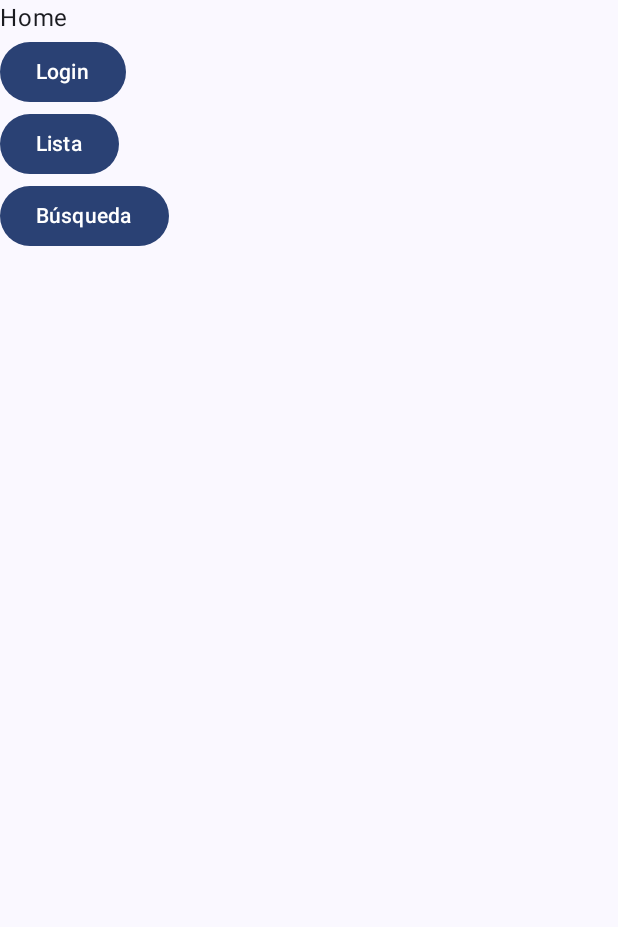
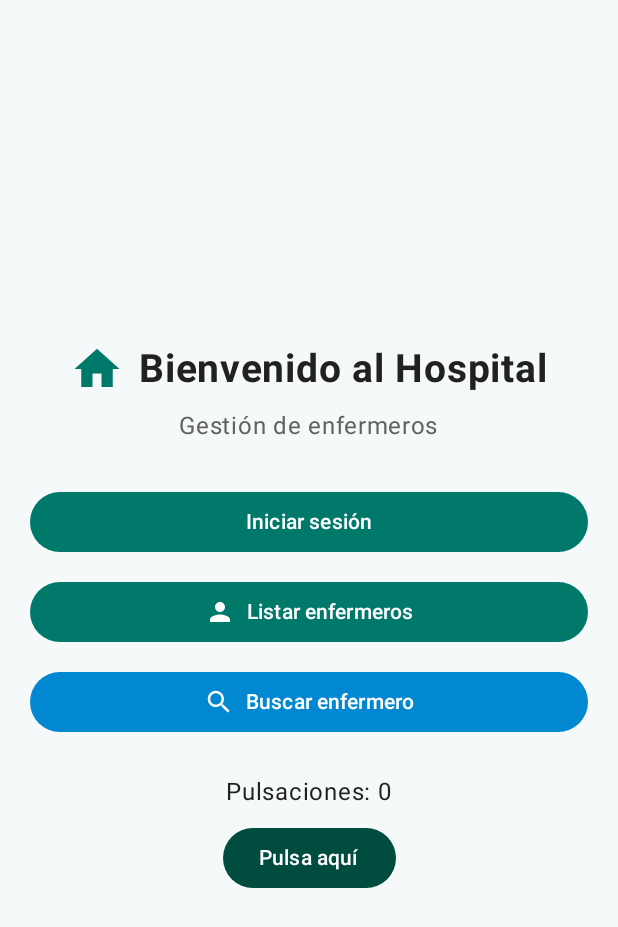
Before and after one commit to Pol-camo/Proyecto_Hospital-Forntend, an Android app built with Jetpack Compose: the composable HomeScreen shown on its own in the app's theme, on a phone screen of 412 x 824 dp. Shown: the top 927 px of the screen. Run offline under Robolectric (Android 15) with nearby library versions, the phone set to English and light mode, and no system bars.

Commit message:
Manage Home screen

```diff
--- a/app/src/main/java/com/example/frontend_hospital/MainActivity.kt
+++ b/app/src/main/java/com/example/frontend_hospital/MainActivity.kt
@@ -1,4 +1,18 @@
 package com.example.frontend_hospital
+
+
+
+import androidx.activity.compose.setContent
+import androidx.activity.enableEdgeToEdge
+import androidx.compose.foundation.layout.fillMaxSize
+import androidx.compose.foundation.layout.padding
+import androidx.compose.material3.Scaffold
+import androidx.compose.material3.Text
+import androidx.compose.runtime.Composable
+
+import androidx.compose.ui.tooling.preview.Preview
+import com.example.frontend_hospital.ui.theme.Frontend_HospitalTheme
+
 
 import android.os.Bundle
 import androidx.activity.ComponentActivity
@@ -7,10 +21,8 @@ import androidx.activity.enableEdgeToEdge
 import androidx.compose.foundation.layout.fillMaxSize
 import androidx.compose.foundation.layout.padding
 import androidx.compose.material3.Scaffold
-import androidx.compose.material3.Text
-import androidx.compose.runtime.Composable
 import androidx.compose.ui.Modifier
-import androidx.compose.ui.tooling.preview.Preview
+import com.example.frontend_hospital.ui.HomeScreen
 import com.example.frontend_hospital.ui.theme.Frontend_HospitalTheme
 
 class MainActivity : ComponentActivity() {
@@ -20,8 +32,10 @@ class MainActivity : ComponentActivity() {
         setContent {
             Frontend_HospitalTheme {
                 Scaffold(modifier = Modifier.fillMaxSize()) { innerPadding ->
-                    Greeting(
-                        name = "Android",
+                    HomeScreen(
+                        onGoLogin = {},
+                        onGoList = {},
+                        onGoSearch = {},
                         modifier = Modifier.padding(innerPadding)
                     )
                 }
--- a/app/src/main/java/com/example/frontend_hospital/ui/HomeScreen.kt
+++ b/app/src/main/java/com/example/frontend_hospital/ui/HomeScreen.kt
@@ -1,17 +1,160 @@
-
 package com.example.frontend_hospital.ui
 
+import androidx.compose.foundation.background
+import androidx.compose.foundation.layout.Arrangement
 import androidx.compose.foundation.layout.Column
+import androidx.compose.foundation.layout.Row
+import androidx.compose.foundation.layout.Spacer
+import androidx.compose.foundation.layout.fillMaxSize
+import androidx.compose.foundation.layout.fillMaxWidth
+import androidx.compose.foundation.layout.height
+import androidx.compose.foundation.layout.padding
+import androidx.compose.foundation.layout.size
+import androidx.compose.foundation.layout.width
 import androidx.compose.material3.Button
+import androidx.compose.material3.ButtonDefaults
+import androidx.compose.material3.Icon
 import androidx.compose.material3.Text
 import androidx.compose.runtime.Composable
+import androidx.compose.runtime.getValue
+import androidx.compose.runtime.mutableStateOf
+import androidx.compose.runtime.remember
+import androidx.compose.runtime.setValue
+import androidx.compose.ui.Alignment
+import androidx.compose.ui.Modifier
+import androidx.compose.ui.res.colorResource
+import androidx.compose.ui.res.painterResource
+import androidx.compose.ui.res.stringResource
+import androidx.compose.ui.text.font.FontWeight
+import androidx.compose.ui.tooling.preview.Preview
+import androidx.compose.ui.unit.dp
+import androidx.compose.ui.unit.sp
+import com.example.frontend_hospital.R
 
 @Composable
-fun HomeScreen(onGoLogin: () -> Unit, onGoList: () -> Unit, onGoSearch: () -> Unit) {
-    Column {
-        Text("Home")
-        Button(onClick = onGoLogin) { Text("Login") }
-        Button(onClick = onGoList) { Text("Lista") }
-        Button(onClick = onGoSearch) { Text("Búsqueda") }
+fun HomeScreen(
+    onGoLogin: () -> Unit,
+    onGoList: () -> Unit,
+    onGoSearch: () -> Unit,
+    modifier: Modifier = Modifier
+) {
+    var clicks by remember { mutableStateOf(0) }
+
+    Column(
+        modifier = modifier
+            .fillMaxSize()
+            .background(color = colorResource(id = R.color.background))
+            .padding(20.dp),
+        horizontalAlignment = Alignment.CenterHorizontally,
+        verticalArrangement = Arrangement.Center
+    ) {
+        Row(
+            verticalAlignment = Alignment.CenterVertically
+        ) {
+            Icon(
+                painter = painterResource(id = R.drawable.ic_home),
+                contentDescription = stringResource(id = R.string.common_icon_description),
+                tint = colorResource(id = R.color.icon_tint),
+                modifier = Modifier.size(36.dp)
+            )
+            Spacer(modifier = Modifier.width(10.dp))
+            Text(
+                text = stringResource(id = R.string.home_title),
+                fontSize = 26.sp,
+                fontWeight = FontWeight.Bold,
+                color = colorResource(id = R.color.text_primary)
+            )
+        }
+
+        Spacer(modifier = Modifier.height(8.dp))
+
+        Text(
+            text = stringResource(id = R.string.home_subtitle),
+            fontSize = 16.sp,
+            color = colorResource(id = R.color.text_secondary)
+        )
+
+        Spacer(modifier = Modifier.height(28.dp))
+
+        Button(
+            onClick = onGoLogin,
+            colors = ButtonDefaults.buttonColors(
+                containerColor = colorResource(id = R.color.primary),
+                contentColor = colorResource(id = R.color.text_on_primary)
+            ),
+            modifier = Modifier.fillMaxWidth()
+        ) {
+            Text(text = stringResource(id = R.string.home_btn_login))
+        }
+
+        Spacer(modifier = Modifier.height(12.dp))
+
+        Button(
+            onClick = onGoList,
+            colors = ButtonDefaults.buttonColors(
+                containerColor = colorResource(id = R.color.primary),
+                contentColor = colorResource(id = R.color.text_on_primary)
+            ),
+            modifier = Modifier.fillMaxWidth()
+        ) {
+            Icon(
+                painter = painterResource(id = R.drawable.ic_person),
+                contentDescription = stringResource(id = R.string.common_icon_description),
+                tint = colorResource(id = R.color.text_on_primary),
+                modifier = Modifier.size(20.dp)
+            )
+            Spacer(modifier = Modifier.width(8.dp))
+            Text(text = stringResource(id = R.string.home_btn_list))
+        }
+
+        Spacer(modifier = Modifier.height(12.dp))
+
+        Button(
+            onClick = onGoSearch,
+            colors = ButtonDefaults.buttonColors(
+                containerColor = colorResource(id = R.color.secondary),
+                contentColor = colorResource(id = R.color.text_on_primary)
+            ),
+            modifier = Modifier.fillMaxWidth()
+        ) {
+            Icon(
+                painter = painterResource(id = R.drawable.ic_search),
+                contentDescription = stringResource(id = R.string.common_icon_description),
+                tint = colorResource(id = R.color.text_on_primary),
+                modifier = Modifier.size(20.dp)
+            )
+            Spacer(modifier = Modifier.width(8.dp))
+            Text(text = stringResource(id = R.string.home_btn_search))
+        }
+
+        Spacer(modifier = Modifier.height(24.dp))
+
+        Text(
+            text = stringResource(id = R.string.home_clicks, clicks),
+            fontSize = 16.sp,
+            color = colorResource(id = R.color.text_primary)
+        )
+
+        Spacer(modifier = Modifier.height(8.dp))
+
+        Button(
+            onClick = { clicks = clicks + 1 },
+            colors = ButtonDefaults.buttonColors(
+                containerColor = colorResource(id = R.color.primary_dark),
+                contentColor = colorResource(id = R.color.text_on_primary)
+            )
+        ) {
+            Text(text = stringResource(id = R.string.home_btn_click))
+        }
     }
 }
+
+@Preview(showBackground = true, name = "Home Preview")
+@Composable
+fun HomeScreenPreview() {
+    HomeScreen(
+        onGoLogin = {},
+        onGoList = {},
+        onGoSearch = {}
+    )
+}
--- /dev/null
+++ b/app/src/main/res/drawable/ic_home.xml
@@ -0,0 +1,20 @@
+<!--
+  ~ Copyright (C) 2026 The Android Open Source Project
+  ~
+  ~ Licensed under the Apache License, Version 2.0 (the "License");
+  ~ you may not use this file except in compliance with the License.
+  ~ You may obtain a copy of the License at
+  ~
+  ~      http://www.apache.org/licenses/LICENSE-2.0
+  ~
+  ~ Unless required by applicable law or agreed to in writing, software
+  ~ distributed under the License is distributed on an "AS IS" BASIS,
+  ~ WITHOUT WARRANTIES OR CONDITIONS OF ANY KIND, either express or implied.
+  ~ See the License for the specific language governing permissions and
+  ~ limitations under the License.
+  -->
+<vector xmlns:android="http://schemas.android.com/apk/res/android" android:height="24dp" android:tint="#000000" android:viewportHeight="24" android:viewportWidth="24" android:width="24dp">
+
+    <path android:fillColor="@android:color/white" android:pathData="M10,20v-6h4v6h5v-8h3L12,3 2,12h3v8z"/>
+
+</vector>
--- /dev/null
+++ b/app/src/main/res/drawable/ic_person.xml
@@ -0,0 +1,20 @@
+<!--
+  ~ Copyright (C) 2026 The Android Open Source Project
+  ~
+  ~ Licensed under the Apache License, Version 2.0 (the "License");
+  ~ you may not use this file except in compliance with the License.
+  ~ You may obtain a copy of the License at
+  ~
+  ~      http://www.apache.org/licenses/LICENSE-2.0
+  ~
+  ~ Unless required by applicable law or agreed to in writing, software
+  ~ distributed under the License is distributed on an "AS IS" BASIS,
+  ~ WITHOUT WARRANTIES OR CONDITIONS OF ANY KIND, either express or implied.
+  ~ See the License for the specific language governing permissions and
+  ~ limitations under the License.
+  -->
+<vector xmlns:android="http://schemas.android.com/apk/res/android" android:height="24dp" android:tint="#000000" android:viewportHeight="24" android:viewportWidth="24" android:width="24dp">
+
+    <path android:fillColor="@android:color/white" android:pathData="M12,12c2.21,0 4,-1.79 4,-4s-1.79,-4 -4,-4 -4,1.79 -4,4 1.79,4 4,4zM12,14c-2.67,0 -8,1.34 -8,4v2h16v-2c0,-2.66 -5.33,-4 -8,-4z"/>
+
+</vector>
--- /dev/null
+++ b/app/src/main/res/drawable/ic_search.xml
@@ -0,0 +1,20 @@
+<!--
+  ~ Copyright (C) 2026 The Android Open Source Project
+  ~
+  ~ Licensed under the Apache License, Version 2.0 (the "License");
+  ~ you may not use this file except in compliance with the License.
+  ~ You may obtain a copy of the License at
+  ~
+  ~      http://www.apache.org/licenses/LICENSE-2.0
+  ~
+  ~ Unless required by applicable law or agreed to in writing, software
+  ~ distributed under the License is distributed on an "AS IS" BASIS,
+  ~ WITHOUT WARRANTIES OR CONDITIONS OF ANY KIND, either express or implied.
+  ~ See the License for the specific language governing permissions and
+  ~ limitations under the License.
+  -->
+<vector xmlns:android="http://schemas.android.com/apk/res/android" android:height="24dp" android:tint="#000000" android:viewportHeight="24" android:viewportWidth="24" android:width="24dp">
+
+    <path android:fillColor="@android:color/white" android:pathData="M15.5,14h-0.79l-0.28,-0.27C15.41,12.59 16,11.11 16,9.5 16,5.91 13.09,3 9.5,3S3,5.91 3,9.5 5.91,16 9.5,16c1.61,0 3.09,-0.59 4.23,-1.57l0.27,0.28v0.79l5,4.99L20.49,19l-4.99,-5zM9.5,14C7.01,14 5,11.99 5,9.5S7.01,5 9.5,5 14,7.01 14,9.5 11.99,14 9.5,14z"/>
+
+</vector>
```
